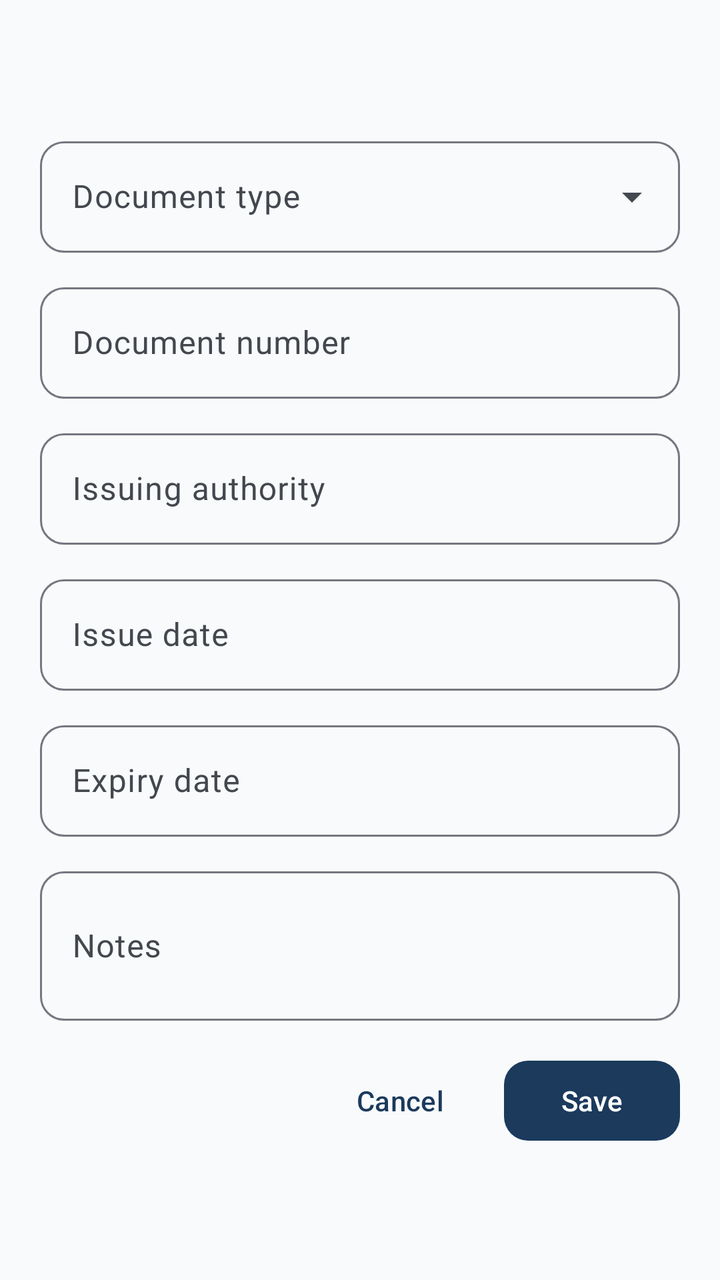
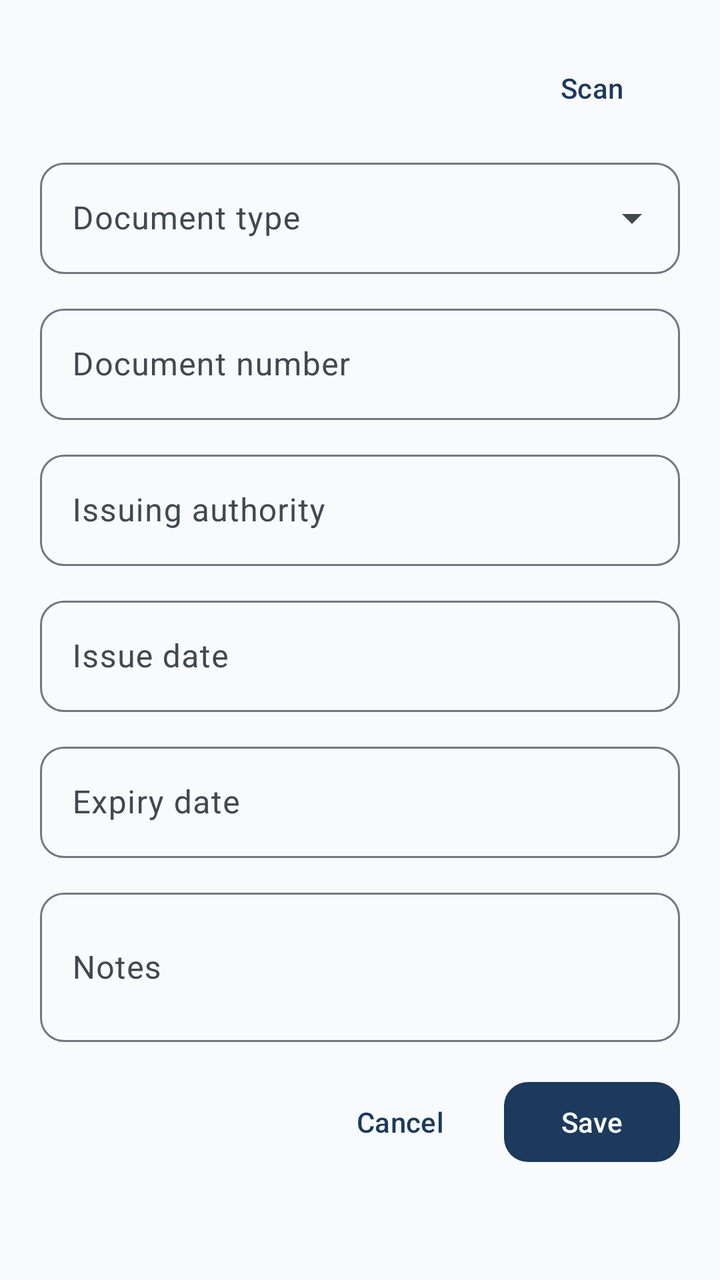

Before-and-after screenshots of an Android layout around one commit, followed by the original layout XML and the change that was made.
<!-- AndroidManifest.xml: application theme Theme.ImmigrantVault -->
<!-- res/layout/bottom_sheet_document_form.xml -->
<?xml version="1.0" encoding="utf-8"?>
<androidx.core.widget.NestedScrollView xmlns:android="http://schemas.android.com/apk/res/android"
    android:layout_width="match_parent"
    android:layout_height="wrap_content"
    android:padding="@dimen/form_padding">

    <LinearLayout
        android:layout_width="match_parent"
        android:layout_height="wrap_content"
        android:orientation="vertical">

        <TextView
            android:id="@+id/form_title"
            android:layout_width="match_parent"
            android:layout_height="wrap_content"
            android:layout_marginBottom="16dp"
            android:textAppearance="@style/TextAppearance.ImmigrantVault.FormTitle" />

        <com.google.android.material.textfield.TextInputLayout
            android:id="@+id/input_type_layout"
            style="@style/Widget.ImmigrantVault.TextInputLayout.ExposedDropdownMenu"
            android:layout_width="match_parent"
            android:layout_height="wrap_content"
            android:hint="@string/label_document_type">

            <AutoCompleteTextView
                android:id="@+id/input_type"
                android:layout_width="match_parent"
                android:layout_height="wrap_content"
                android:inputType="none" />

        </com.google.android.material.textfield.TextInputLayout>

        <com.google.android.material.textfield.TextInputLayout
            android:id="@+id/input_number_layout"
            style="@style/Widget.ImmigrantVault.TextInputLayout"
            android:layout_width="match_parent"
            android:layout_height="wrap_content"
            android:layout_marginTop="@dimen/form_field_spacing"
            android:hint="@string/label_document_number">

            <com.google.android.material.textfield.TextInputEditText
                android:id="@+id/input_number"
                android:layout_width="match_parent"
                android:layout_height="wrap_content"
                android:inputType="text" />

        </com.google.android.material.textfield.TextInputLayout>

        <com.google.android.material.textfield.TextInputLayout
            android:id="@+id/input_authority_layout"
            style="@style/Widget.ImmigrantVault.TextInputLayout"
            android:layout_width="match_parent"
            android:layout_height="wrap_content"
            android:layout_marginTop="@dimen/form_field_spacing"
            android:hint="@string/label_issuing_authority">

            <com.google.android.material.textfield.TextInputEditText
                android:id="@+id/input_authority"
                android:layout_width="match_parent"
                android:layout_height="wrap_content"
                android:inputType="text" />

        </com.google.android.material.textfield.TextInputLayout>

        <com.google.android.material.textfield.TextInputLayout
            android:id="@+id/input_place_of_issue_layout"
            style="@style/Widget.ImmigrantVault.TextInputLayout"
            android:layout_width="match_parent"
            android:layout_height="wrap_content"
            android:layout_marginTop="@dimen/form_field_spacing"
            android:hint="@string/label_place_of_issue"
            android:visibility="gone">

            <com.google.android.material.textfield.TextInputEditText
                android:id="@+id/input_place_of_issue"
                android:layout_width="match_parent"
                android:layout_height="wrap_content"
                android:inputType="text" />

        </com.google.android.material.textfield.TextInputLayout>

        <com.google.android.material.textfield.TextInputLayout
            android:id="@+id/input_nationality_layout"
            style="@style/Widget.ImmigrantVault.TextInputLayout"
            android:layout_width="match_parent"
            android:layout_height="wrap_content"
            android:layout_marginTop="@dimen/form_field_spacing"
            android:hint="@string/label_nationality"
            android:visibility="gone">

            <com.google.android.material.textfield.TextInputEditText
                android:id="@+id/input_nationality"
                android:layout_width="match_parent"
                android:layout_height="wrap_content"
                android:inputType="text" />

        </com.google.android.material.textfield.TextInputLayout>

        <com.google.android.material.textfield.TextInputLayout
            android:id="@+id/input_issue_date_layout"
            style="@style/Widget.ImmigrantVault.TextInputLayout"
            android:layout_width="match_parent"
            android:layout_height="wrap_content"
            android:layout_marginTop="@dimen/form_field_spacing"
            android:hint="@string/label_issue_date">

            <com.google.android.material.textfield.TextInputEditText
                android:id="@+id/input_issue_date"
                android:layout_width="match_parent"
                android:layout_height="wrap_content"
                android:focusable="false"
                android:inputType="none" />

        </com.google.android.material.textfield.TextInputLayout>

        <com.google.android.material.textfield.TextInputLayout
            android:id="@+id/input_expiry_date_layout"
            style="@style/Widget.ImmigrantVault.TextInputLayout"
            android:layout_width="match_parent"
            android:layout_height="wrap_content"
            android:layout_marginTop="@dimen/form_field_spacing"
            android:hint="@string/label_expiry_date">

            <com.google.android.material.textfield.TextInputEditText
                android:id="@+id/input_expiry_date"
                android:layout_width="match_parent"
                android:layout_height="wrap_content"
                android:focusable="false"
                android:inputType="none" />

        </com.google.android.material.textfield.TextInputLayout>

        <com.google.android.material.textfield.TextInputLayout
            android:id="@+id/input_notes_layout"
            style="@style/Widget.ImmigrantVault.TextInputLayout"
            android:layout_width="match_parent"
            android:layout_height="wrap_content"
            android:layout_marginTop="@dimen/form_field_spacing"
            android:hint="@string/label_notes">

            <com.google.android.material.textfield.TextInputEditText
                android:id="@+id/input_notes"
                android:layout_width="match_parent"
                android:layout_height="wrap_content"
                android:inputType="textMultiLine"
                android:minLines="2" />

        </com.google.android.material.textfield.TextInputLayout>

        <LinearLayout
            android:layout_width="match_parent"
            android:layout_height="wrap_content"
            android:layout_marginTop="16dp"
            android:gravity="end"
            android:orientation="horizontal">

            <com.google.android.material.button.MaterialButton
                android:id="@+id/btn_delete"
                style="@style/Widget.ImmigrantVault.Button.Text"
                android:layout_width="wrap_content"
                android:layout_height="wrap_content"
                android:text="@string/action_delete"
                android:textColor="?attr/colorError"
                android:visibility="gone" />

            <View
                android:layout_width="0dp"
                android:layout_height="0dp"
                android:layout_weight="1" />

            <com.google.android.material.button.MaterialButton
                android:id="@+id/btn_cancel"
                style="@style/Widget.ImmigrantVault.Button.Text"
                android:layout_width="wrap_content"
                android:layout_height="wrap_content"
                android:text="@string/action_cancel" />

            <com.google.android.material.button.MaterialButton
                android:id="@+id/btn_save"
                android:layout_width="wrap_content"
                android:layout_height="wrap_content"
                android:layout_marginStart="8dp"
                android:text="@string/action_save" />

        </LinearLayout>

    </LinearLayout>

</androidx.core.widget.NestedScrollView>
<!-- resources referenced by this layout -->
<resources>
  <dimen name="form_field_spacing">12dp</dimen>
  <dimen name="form_padding">20dp</dimen>
  <string name="action_cancel">Cancel</string>
  <string name="action_delete">Delete</string>
  <string name="action_save">Save</string>
  <string name="label_document_number">Document number</string>
  <string name="label_document_type">Document type</string>
  <string name="label_expiry_date">Expiry date</string>
  <string name="label_issue_date">Issue date</string>
  <string name="label_issuing_authority">Issuing authority</string>
  <string name="label_nationality">Nationality</string>
  <string name="label_notes">Notes</string>
  <string name="label_place_of_issue">Place of issue</string>
  <style name="TextAppearance.ImmigrantVault.FormTitle" parent="TextAppearance.Material3.TitleLarge">
          <item name="android:textColor">?attr/colorOnSurface</item>
          <item name="android:letterSpacing">0</item>
      </style>
  <style name="Theme.ImmigrantVault" parent="Base.Theme.ImmigrantVault" />
  <style name="ShapeAppearance.ImmigrantVault.SmallComponent" parent="ShapeAppearance.Material3.SmallComponent">
          <item name="cornerFamily">rounded</item>
          <item name="cornerSize">@dimen/corner_small</item>
      </style>
  <dimen name="corner_small">12dp</dimen>
  <color name="md_theme_primary">#1B3A5C</color>
  <color name="md_theme_on_primary">#FFFFFF</color>
  <color name="md_theme_primary_container">#D4E3F3</color>
  <color name="md_theme_on_primary_container">#0A1F33</color>
  <color name="md_theme_secondary">#2A9D8F</color>
  <color name="md_theme_on_secondary">#FFFFFF</color>
  <color name="md_theme_secondary_container">#B8E8E0</color>
  <color name="md_theme_on_secondary_container">#0A3D36</color>
  <color name="md_theme_tertiary">#E9C46A</color>
  <color name="md_theme_on_tertiary">#3D2F00</color>
  <color name="md_theme_tertiary_container">#FFF0C2</color>
  <color name="md_theme_on_tertiary_container">#4A3800</color>
  <color name="md_theme_error">#BA1A1A</color>
  <color name="md_theme_on_error">#FFFFFF</color>
  <color name="md_theme_error_container">#FFDAD6</color>
  <color name="md_theme_on_error_container">#410002</color>
  <color name="md_theme_background">#F8FAFC</color>
  <color name="md_theme_on_background">#1A1C1E</color>
  <color name="md_theme_surface">#FFFFFF</color>
  <color name="md_theme_on_surface">#1A1C1E</color>
  <color name="md_theme_surface_variant">#E8EEF4</color>
  <color name="md_theme_on_surface_variant">#43474E</color>
  <color name="md_theme_outline">#74777F</color>
  <color name="md_theme_outline_variant">#C4C7CF</color>
  <style name="ShapeAppearance.ImmigrantVault.MediumComponent" parent="ShapeAppearance.Material3.MediumComponent">
          <item name="cornerFamily">rounded</item>
          <item name="cornerSize">@dimen/corner_medium</item>
      </style>
  <style name="ShapeAppearance.ImmigrantVault.LargeComponent" parent="ShapeAppearance.Material3.LargeComponent">
          <item name="cornerFamily">rounded</item>
          <item name="cornerSize">@dimen/corner_extra_large</item>
      </style>
  <style name="ThemeOverlay.ImmigrantVault.BottomSheetDialog" parent="ThemeOverlay.Material3.BottomSheetDialog">
          <item name="bottomSheetStyle">@style/Widget.ImmigrantVault.BottomSheet</item>
      </style>
  <style name="ThemeOverlay.ImmigrantVault.MaterialAlertDialog" parent="ThemeOverlay.Material3.MaterialAlertDialog">
          <item name="shapeAppearance">@style/ShapeAppearance.ImmigrantVault.MediumComponent</item>
          <item name="shapeAppearanceOverlay">@null</item>
      </style>
  <dimen name="corner_medium">16dp</dimen>
  <dimen name="corner_extra_large">28dp</dimen>
  <dimen name="corner_large">20dp</dimen>
  <dimen name="elevation_card">2dp</dimen>
  <!-- unchanged entries left out for length: 8 -->
</resources>

<!-- the commit's change to res/layout/bottom_sheet_document_form.xml (unified diff, before → after) -->
@@ -9,18 +9,43 @@
         android:layout_height="wrap_content"
         android:orientation="vertical">
 
-        <TextView
-            android:id="@+id/form_title"
-            android:layout_width="match_parent"
-            android:layout_height="wrap_content"
-            android:layout_marginBottom="16dp"
-            android:textAppearance="@style/TextAppearance.ImmigrantVault.FormTitle" />
+        <LinearLayout
+            android:layout_width="match_parent"
+            android:layout_height="wrap_content"
+            android:gravity="center_vertical"
+            android:orientation="horizontal">
+
+            <TextView
+                android:id="@+id/form_title"
+                android:layout_width="0dp"
+                android:layout_height="wrap_content"
+                android:layout_weight="1"
+                android:textAppearance="@style/TextAppearance.ImmigrantVault.FormTitle" />
+
+            <com.google.android.material.button.MaterialButton
+                android:id="@+id/btn_scan"
+                style="@style/Widget.ImmigrantVault.Button.Text"
+                android:layout_width="wrap_content"
+                android:layout_height="wrap_content"
+                android:text="@string/action_scan" />
+
+        </LinearLayout>
+
+        <ProgressBar
+            android:id="@+id/scan_progress"
+            style="?android:attr/progressBarStyleHorizontal"
+            android:layout_width="match_parent"
+            android:layout_height="wrap_content"
+            android:layout_marginBottom="8dp"
+            android:indeterminate="true"
+            android:visibility="gone" />
 
         <com.google.android.material.textfield.TextInputLayout
             android:id="@+id/input_type_layout"
             style="@style/Widget.ImmigrantVault.TextInputLayout.ExposedDropdownMenu"
             android:layout_width="match_parent"
             android:layout_height="wrap_content"
+            android:layout_marginTop="8dp"
             android:hint="@string/label_document_type">
 
             <AutoCompleteTextView
<!-- resource entries referenced after the edit -->
@@ -5,6 +5,7 @@
   <string name="action_cancel">Cancel</string>
   <string name="action_delete">Delete</string>
   <string name="action_save">Save</string>
+  <string name="action_scan">Scan</string>
   <string name="label_document_number">Document number</string>
   <string name="label_document_type">Document type</string>
   <string name="label_expiry_date">Expiry date</string>
